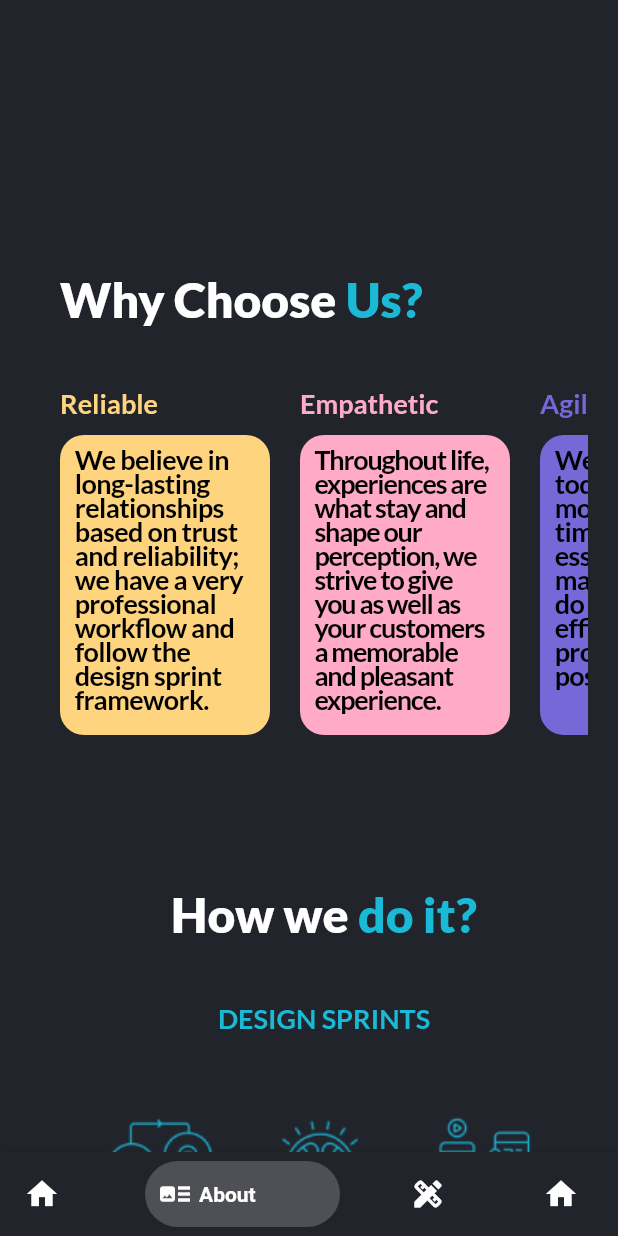
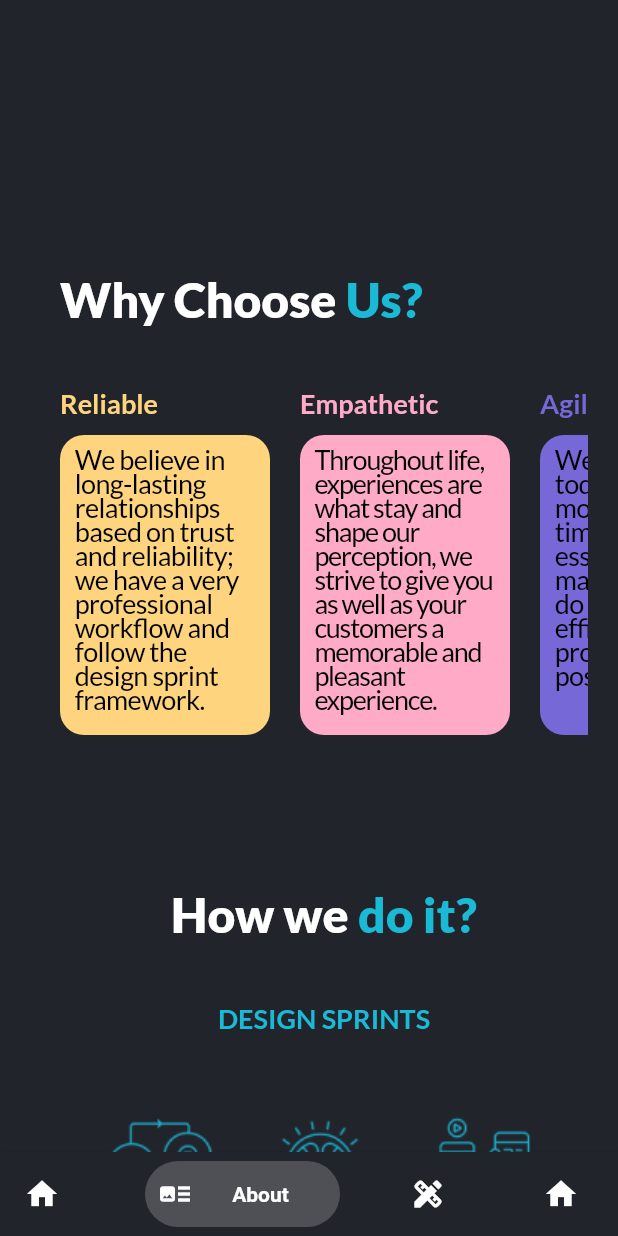
Before and after one commit to QikTech/Task-For-Avian-Design, a Flutter app: the screen it shows after launch, item 2 of the bottom bar chosen, on a phone screen of 412 x 824 dp. Run offline on Flutter 3.47's test engine with Material 2 defaults, Android fonts, the light colour scheme and no system bars; drawn by our look-alikes of bottom_navy_bar; our stand-ins replace get, google_fonts; Roboto replaces fonts that are missing (Hind).

Commit message:
GetX Navigation

```diff
--- a/lib/landing.dart
+++ b/lib/landing.dart
@@ -27,6 +27,8 @@ class _LandingState extends State<Landing> {
       backgroundColor: bgColor1,
       body: listOfColors[currentIndex],
       bottomNavigationBar: BottomNavyBar(
+        animationDuration: Duration(milliseconds: 500),
+        curve: Curves.easeInOutCirc,
         backgroundColor: bgColor1,
         selectedIndex: currentIndex,
         onItemSelected: (index) {
@@ -36,21 +38,25 @@ class _LandingState extends State<Landing> {
         },
         items: <BottomNavyBarItem>[
           BottomNavyBarItem(
+            textAlign: TextAlign.center,
             icon: Icon(Icons.home),
             title: Text('Home'),
             activeColor: whitee,
           ),
           BottomNavyBarItem(
+            textAlign: TextAlign.center,
             icon: Icon(Icons.art_track),
             title: Text('About'),
             activeColor: whitee,
           ),
           BottomNavyBarItem(
+            textAlign: TextAlign.center,
             icon: Icon(Icons.design_services),
             title: Text('Services'),
             activeColor: whitee,
           ),
           BottomNavyBarItem(
+            textAlign: TextAlign.center,
             icon: Icon(Icons.home),
             title: Text('Contact'),
             activeColor: whitee,
--- a/lib/main.dart
+++ b/lib/main.dart
@@ -1,5 +1,6 @@
 import 'package:flutter/material.dart';
 import 'package:task_for_avian_design/landing.dart';
+import 'package:get/get.dart';
 
 import 'colors.dart';
 
@@ -11,7 +12,7 @@ class MyApp extends StatelessWidget {
   // This widget is the root of your application.
   @override
   Widget build(BuildContext context) {
-    return MaterialApp(
+    return GetMaterialApp(
       title: 'Flutter Demo',
       theme: ThemeData(
         primarySwatch: Colors.blue,
--- a/lib/screens/about.dart
+++ b/lib/screens/about.dart
@@ -15,7 +15,9 @@ class AboutScreen extends StatefulWidget {
 class _AboutScreenState extends State<AboutScreen> {
   @override
   Widget build(BuildContext context) {
-    return SingleChildScrollView(
+    return Scaffold(
+      backgroundColor: bgColor1,
+      body: SingleChildScrollView(
         child: Column(
           children: [
             Padding(
@@ -71,7 +73,7 @@ class _AboutScreenState extends State<AboutScreen> {
                                   height: 0.9,
                                   fontSize: 18,
                                   color: Colors.black,
-                                fontWeight: FontWeight.w600,
+                                  fontWeight: FontWeight.w500,
                                 ),
                               ),
                             ),
@@ -106,7 +108,7 @@ class _AboutScreenState extends State<AboutScreen> {
                                   height: 0.9,
                                   fontSize: 18,
                                   color: Colors.black,
-                                fontWeight: FontWeight.w600,
+                                  fontWeight: FontWeight.w500,
                                 ),
                               ),
                             ),
@@ -141,7 +143,7 @@ class _AboutScreenState extends State<AboutScreen> {
                                   height: 0.9,
                                   fontSize: 18,
                                   color: Colors.black,
-                                fontWeight: FontWeight.w600,
+                                  fontWeight: FontWeight.w500,
                                 ),
                               ),
                             ),
@@ -285,6 +287,7 @@ class _AboutScreenState extends State<AboutScreen> {
             SizedBox(height: 80),
           ],
         ),
+      ),
     );
   }
 }
--- a/lib/screens/contact.dart
+++ b/lib/screens/contact.dart
@@ -15,7 +15,9 @@ class ContactScreen extends StatefulWidget {
 class _ContactScreenState extends State<ContactScreen> {
   @override
   Widget build(BuildContext context) {
-    return SingleChildScrollView(
+    return Scaffold(
+      backgroundColor: bgColor1,
+      body: SingleChildScrollView(
         child: Column(
           children: [
             Padding(
@@ -124,6 +126,7 @@ class _ContactScreenState extends State<ContactScreen> {
 
           ],
         ),
+      ),
     );
   }
 }
--- a/lib/screens/home.dart
+++ b/lib/screens/home.dart
@@ -16,7 +16,9 @@ class _HomeScreenState extends State<HomeScreen> {
 
   @override
   Widget build(BuildContext context) {
-    return SingleChildScrollView(
+    return Scaffold(
+      backgroundColor: bgColor1,
+      body: SingleChildScrollView(
         child: Column(
           children: [
             Padding(
@@ -185,6 +187,7 @@ class _HomeScreenState extends State<HomeScreen> {
             ),
           ],
         ),
+      ),
     );
   }
 }
--- a/pubspec.yaml
+++ b/pubspec.yaml
@@ -30,6 +30,7 @@ dependencies:
   cupertino_icons: ^1.0.2
   bottom_navy_bar: ^6.0.0
   google_fonts: ^2.1.0
+  get: ^4.3.4
 
 dev_dependencies:
   flutter_test:
```
Also changed, not shown: lib/screens/services.dart (+21 -4 lines), pubspec.lock. Lines whose indentation alone changed are shown as unchanged.
